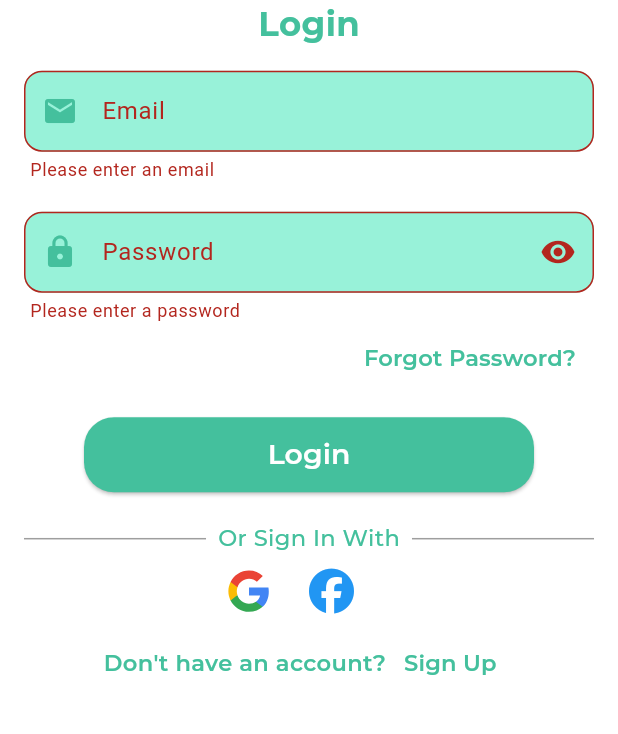
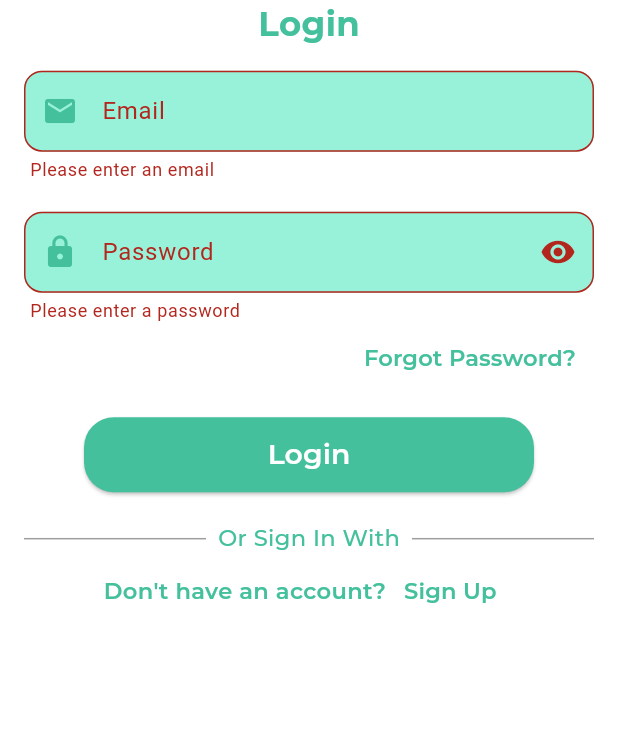
Before and after one commit to Reebo4000/house_cleaning, a Flutter app: the LoginScreen screen opened by its route, after a tap on "Login", on a phone screen of 412 x 824 dp, the part 361-1095 px from its top. Run offline on Flutter 3.47's test engine with Material 3 defaults, Android fonts, the phone set to English and light mode, and no system bars; our stand-ins replace cached_network_image, card_swiper, cloud_firestore, fancy_shimmer_image, firebase_auth, firebase_core and 9 more; missing offline and left inert: firebase_app_check, flutter_facebook_auth; accounts and stored records are empty; project files that could hold a hidden picture were left out.

Commit message:
email_verification_screen completed

```diff
--- /dev/null
+++ b/lib/provider/user_role_provider.dart
@@ -0,0 +1,14 @@
+import 'package:flutter/material.dart';
+
+
+class UserRoleProvider with ChangeNotifier{
+  String? _userRole ;
+  String? get userRole => _userRole;
+
+  String setUserRole(String role) {
+    _userRole = role;
+    notifyListeners();
+    return role;
+  }
+
+}
--- a/lib/screens/auth/login_screen.dart
+++ b/lib/screens/auth/login_screen.dart
@@ -1,17 +1,22 @@
 import 'dart:io';
+import 'dart:async';
 import 'package:flutter_svg/svg.dart';
 import 'package:flutter/material.dart';
 import 'package:provider/provider.dart';
+import 'package:firebase_auth/firebase_auth.dart';
 import 'package:house_cleaning/utils/app_styles.dart';
 import 'package:house_cleaning/utils/images_assets.dart';
 import 'package:house_cleaning/utils/color_manager.dart';
 import 'package:house_cleaning/provider/auth_provider.dart';
 import 'package:house_cleaning/screens/auth/valditors.dart';
+import 'package:house_cleaning/utils/shared_preferences.dart';
 import 'package:font_awesome_flutter/font_awesome_flutter.dart';
 import 'package:house_cleaning/utils/loading_manager_widget.dart';
 import 'package:house_cleaning/screens/auth/register_screen.dart';
+import 'package:house_cleaning/screens/bottom_bar_screen/bottom_bar_screen.dart';
 import 'package:house_cleaning/screens/auth/widgets/custom_text_form_field.dart';
 import 'package:house_cleaning/screens/auth/widgets/custom_elevated_button.dart';
+import 'package:house_cleaning/screens/cleaner_profile/cleaner_profile_screen.dart';
 
 class LoginScreen extends StatefulWidget {
   const LoginScreen({super.key});
@@ -24,7 +29,7 @@ class LoginScreen extends StatefulWidget {
 class _LoginScreenState extends State<LoginScreen> {
   late final FocusNode emailFocusNode;
   late final FocusNode passwordFocusNode;
-
+  late final Timer timer;
   final GlobalKey<FormState> formKey = GlobalKey<FormState>();
   bool obsecureText = true;
   late AuthProviderr authProvider;
@@ -37,6 +42,12 @@ class _LoginScreenState extends State<LoginScreen> {
 
     authProvider.passwordController = TextEditingController();
     authProvider.emailController = TextEditingController();
+    timer = Timer.periodic(
+      const Duration(seconds: 3),
+      (timer) async {
+        await FirebaseAuth.instance.currentUser?.reload();
+      },
+    );
     super.initState();
   }
 
@@ -52,9 +63,6 @@ class _LoginScreenState extends State<LoginScreen> {
 
   @override
   Widget build(BuildContext context) {
-    // final themeProvider = Provider.of<ThemeProvider>(context);
-    final authProvider = Provider.of<AuthProviderr>(context);
-
     return GestureDetector(
       onTap: () {
         FocusScope.of(context).unfocus(); // Dismiss keyboard on tap outside
@@ -176,11 +184,34 @@ class _LoginScreenState extends State<LoginScreen> {
                         onPressed: () async {
                           if (formKey.currentState!.validate()) {
                             formKey.currentState!.save();
-                            authProvider.isLoading = true;
-                            setState(() {});
+
+                            timer.cancel();
+
                             await authProvider.loginWithFirebase();
-
-
+                            if (FirebaseAuth.instance.currentUser != null &&
+                                FirebaseAuth
+                                        .instance.currentUser?.emailVerified ==
+                                    true &&
+                                CacheHelper.getData(key: "user_role") ==
+                                    'Cleaner') {
+                              if (context.mounted) {
+                                Navigator.pushReplacementNamed(
+                                  context,
+                                  CleanerProfilePage.cleanerProfilerouteName,
+                                );
+                              }
+                            } else if (FirebaseAuth.instance.currentUser !=
+                                    null &&
+                                FirebaseAuth
+                                        .instance.currentUser?.emailVerified ==
+                                    true) {
+                              if (context.mounted) {
+                                Navigator.pushReplacementNamed(
+                                  context,
+                                  BottomBarScreen.routeName,
+                                );
+                              }
+                            }
                           }
                         },
                       ),
@@ -202,44 +233,45 @@ class _LoginScreenState extends State<LoginScreen> {
                       ),
 
                       // Social Login Buttons
-                      Row(
-                        mainAxisAlignment: MainAxisAlignment.center,
-                        children: [
-                          GestureDetector(
-                            onTap: () {
-                              // Google Login Logic
-                              authProvider.googleSignIn();
-                            },
-                            child: SvgPicture.asset(
-                              Assets.imagesGoogle,
-                              width: 30,
-                              height: 30,
-                            ),
-                          ),
-                          const SizedBox(width: 16),
 
-                          // Facebook Login Logic
+                      // Row(
+                      //   mainAxisAlignment: MainAxisAlignment.center,
+                      //   children: [
+                      //     GestureDetector(
+                      //       onTap: () {
+                      //         // Google Login Logic
+                      //         authProvider.googleSignIn();
+                      //       },
+                      //       child: SvgPicture.asset(
+                      //         Assets.imagesGoogle,
+                      //         width: 30,
+                      //         height: 30,
+                      //       ),
+                      //     ),
+                      //     const SizedBox(width: 16),
 
-                          IconButton(
-                            onPressed: () async {
-                              await authProvider.signInWithFacebook();
-                            },
-                            icon: const Icon(FontAwesomeIcons.facebook),
-                            color: Colors.blue,
-                            iconSize: 30,
-                          ),
-                          const SizedBox(width: 16),
-                          if (Platform.isIOS)
-                            IconButton(
-                              onPressed: () {
-                                // Apple Login Logic
-                              },
-                              icon: const Icon(FontAwesomeIcons.apple),
-                              color: Colors.black,
-                              iconSize: 30,
-                            ),
-                        ],
-                      ),
+                      //     // Facebook Login Logic
+
+                      //     IconButton(
+                      //       onPressed: () async {
+                      //         await authProvider.signInWithFacebook();
+                      //       },
+                      //       icon: const Icon(FontAwesomeIcons.facebook),
+                      //       color: Colors.blue,
+                      //       iconSize: 30,
+                      //     ),
+                      //     const SizedBox(width: 16),
+                      //     if (Platform.isIOS)
+                      //       IconButton(
+                      //         onPressed: () {
+                      //           // Apple Login Logic
+                      //         },
+                      //         icon: const Icon(FontAwesomeIcons.apple),
+                      //         color: Colors.black,
+                      //         iconSize: 30,
+                      //       ),
+                      //   ],
+                      // ),
 
                       // Sign Up Link
                       Row(
```
Also changed, not shown: lib/main.dart (+18 -1 lines), lib/provider/auth_provider.dart (+72 -10 lines), lib/screens/auth/continue_registeration_screen.dart (+15 -2 lines), lib/screens/auth/email_verification_screen.dart (added, +108 -0 lines), lib/screens/auth/register_screen.dart (+25 -1 lines), lib/screens/bottom_bar_screen/widgets/home_screen_widget.dart (+9 -11 lines), lib/screens/bottom_bar_screen/widgets/services_categories_grid_view.dart (+8 -5 lines), lib/screens/cleaner_profile/inner_screens/cleaner_sign_out.dart (+5 -2 lines), lib/screens/selection_screen/role_selection_page.dart (+37 -5 lines), lib/utils/shared_preferences.dart (added, +68 -0 lines).
